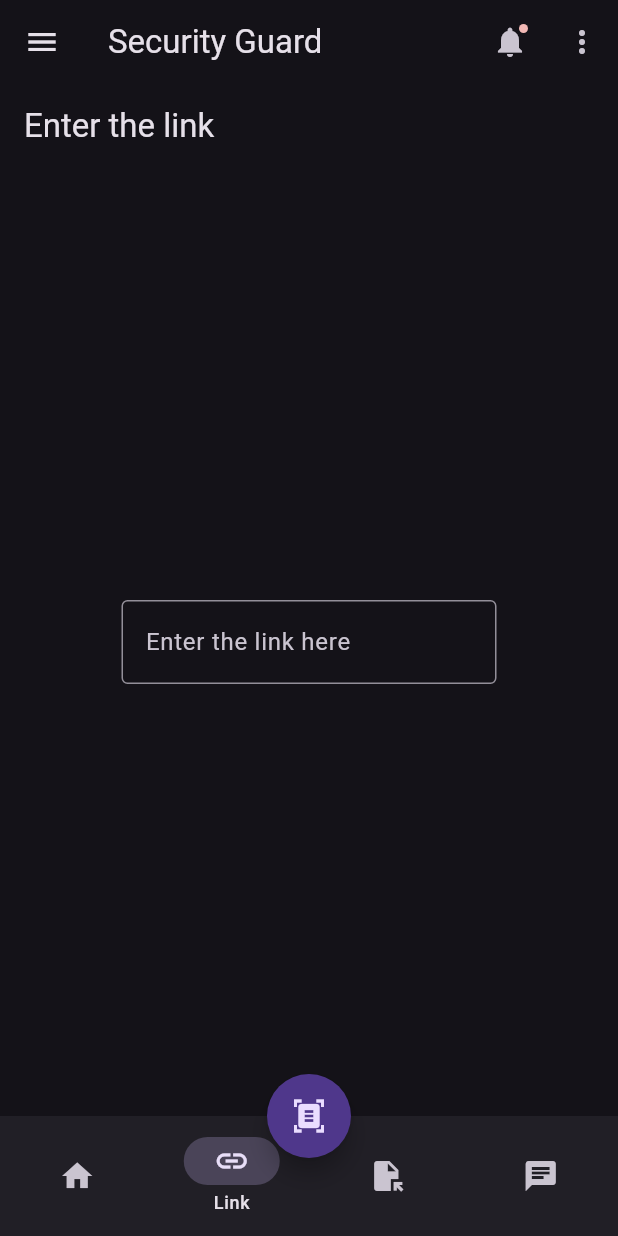
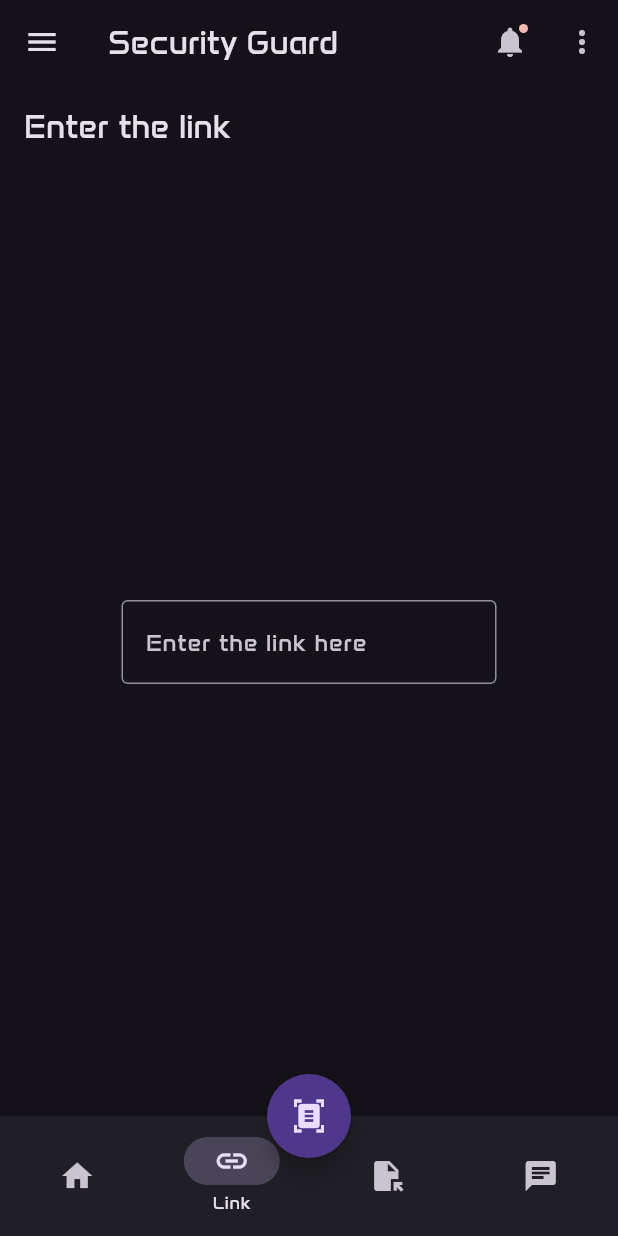
Before and after one commit to shmaisanimostafa/Security-Guard-Mobile, a Flutter app: the screen it shows after launch, item 2 of the bottom bar chosen, after a tap on the "document scanner" icon, on a phone screen of 412 x 824 dp. Run offline on Flutter 3.47's test engine with Material 3 defaults, Android fonts, the phone set to English and light mode, and no system bars.

Commit message:
Change some buttons to filled, upload the Anta font manually

```diff
--- a/security_guard/lib/Screens/profile.dart
+++ b/security_guard/lib/Screens/profile.dart
@@ -38,12 +38,13 @@ class Profile extends StatelessWidget {
                   Row(
                     mainAxisAlignment: MainAxisAlignment.center,
                     children: <Widget>[
-                      TextButton(
+                      FilledButton(
                         child: const Text(
                           'Edit Account',
                         ),
                         onPressed: () {/* ... */},
                       ),
+                      const SizedBox(height: 10),
                       // const SizedBox(width: 8),
                       // TextButton(
                       //   child: const Text('Sign up'),
@@ -75,12 +76,13 @@ class Profile extends StatelessWidget {
                   Row(
                     mainAxisAlignment: MainAxisAlignment.center,
                     children: <Widget>[
-                      TextButton(
+                      FilledButton(
                         child: const Text(
                           'Edit Profile',
                         ),
                         onPressed: () {/* ... */},
                       ),
+                      const SizedBox(height: 10),
                       // const SizedBox(width: 8),
                       // TextButton(
                       //   child: const Text('Sign up'),
@@ -130,12 +132,13 @@ class Profile extends StatelessWidget {
                   Row(
                     mainAxisAlignment: MainAxisAlignment.center,
                     children: <Widget>[
-                      TextButton(
+                      FilledButton(
                         child: const Text(
                           'Edit Connections',
                         ),
                         onPressed: () {/* ... */},
                       ),
+                      const SizedBox(height: 10),
                       // const SizedBox(width: 8),
                       // TextButton(
                       //   child: const Text('Sign up'),
@@ -148,7 +151,7 @@ class Profile extends StatelessWidget {
               ),
             ),
             const SizedBox(height: 10),
-            ElevatedButton(onPressed: () {}, child: const Text('Log Out')),
+            FilledButton(onPressed: () {}, child: const Text('Log Out')),
             const SizedBox(height: 40),
           ],
         ),
--- a/security_guard/lib/main.dart
+++ b/security_guard/lib/main.dart
@@ -2,9 +2,8 @@ import 'package:capstone_proj/Screens/file.dart';
 import 'package:capstone_proj/Screens/home.dart';
 import 'package:capstone_proj/Screens/link.dart';
 import 'package:capstone_proj/Screens/profile.dart';
-import 'package:capstone_proj/Screens/scan.dart';
+// import 'package:capstone_proj/Screens/scan.dart';
 import 'package:flutter/material.dart';
-import 'package:google_fonts/google_fonts.dart';
 
 void main() {
   runApp(const MyApp());
@@ -25,7 +24,6 @@ class _MyAppState extends State<MyApp> {
     const Link(),
     const File(),
     const Profile(),
-    const Scan(),
   ];
   List<ThemeMode> screenThemeMode = [
     ThemeMode.dark,
@@ -45,16 +43,15 @@ class _MyAppState extends State<MyApp> {
       //
       themeMode: screenThemeMode[currentThemeMode],
       darkTheme: ThemeData.dark().copyWith(
-        textTheme: GoogleFonts.antaTextTheme(
-          Theme.of(context).textTheme,
+        textTheme: Theme.of(context).textTheme.apply(fontFamily: 'Anta'),
+        // GoogleFonts.antaTextTheme(
+        //   Theme.of(context).textTheme,
 
-          // colorScheme: ColorScheme.fromSwatch(primarySwatch: Colors.yellow),
-        ),
+        //   // colorScheme: ColorScheme.fromSwatch(primarySwatch: Colors.yellow),
+        // ),
       ),
       theme: ThemeData(
-        textTheme: GoogleFonts.antaTextTheme(
-          Theme.of(context).textTheme,
-        ),
+        textTheme: Theme.of(context).textTheme.apply(fontFamily: 'Anta'),
         // colorScheme: ColorScheme.fromSwatch(primarySwatch: Colors.yellow),
       ),
       home: Scaffold(
@@ -104,7 +101,12 @@ class _MyAppState extends State<MyApp> {
           shape: const CircleBorder(),
           child: const Icon(Icons.document_scanner),
           onPressed: () {
-            setState(() {});
+            setState(() {
+              // Navigator.push(
+              //   context,
+              //   MaterialPageRoute(builder: (context) => const Scan()),
+              // );
+            });
           },
         ),
         //
@@ -126,7 +128,7 @@ class _MyAppState extends State<MyApp> {
             ),
             NavigationDestination(
               icon: Icon(Icons.chat),
-              label: 'Profile',
+              label: 'Chat',
             ),
           ],
 
```
Also changed, not shown: security_guard/pubspec.yaml (+4 -5 lines), security_guard/fonts/Anta-Regular.ttf (added), security_guard/pubspec.lock, 1 other file.
